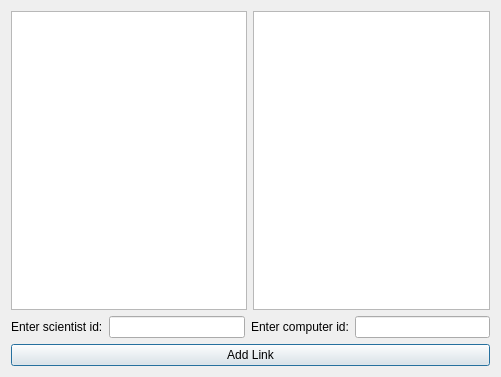
Above: LetsRockTryAgain/addl.ui from Chris951306/VK1Group10 before the change. Below: the same form after it.
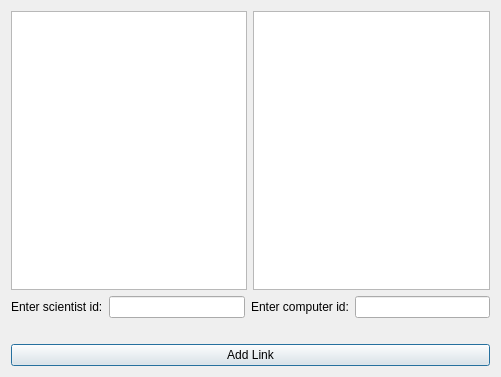
That is the form after the change.

Commit message: Made refresh button and error messages in add links

What changed in the file:
```diff
--- a/LetsRockTryAgain/addl.ui
+++ b/LetsRockTryAgain/addl.ui
@@ -48,6 +48,13 @@
      </item>
     </layout>
    </item>
+   <item>
+    <widget class="QLabel" name="error">
+     <property name="text">
+      <string/>
+     </property>
+    </widget>
+   </item>
    <item>
     <widget class="QPushButton" name="pushButton">
      <property name="text">
```
The commit also changes 4 other files.
